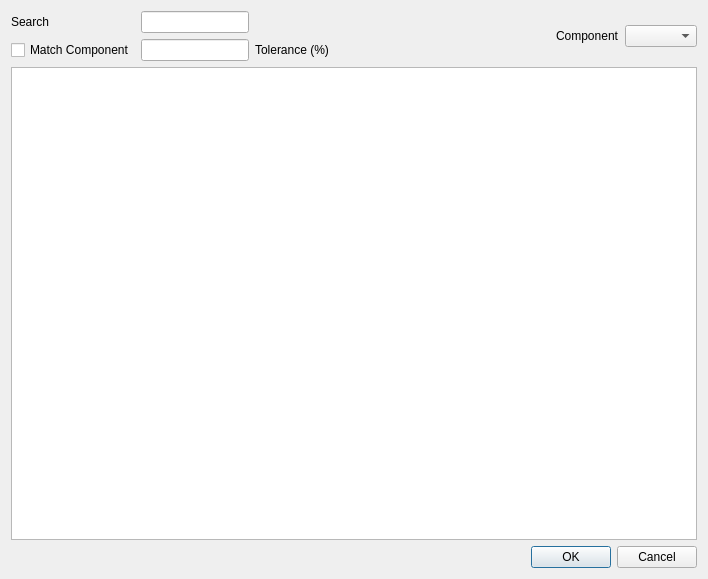
Old version of the form Ui/DialogLookup.ui in the repository davesrocketshop/Rocket.
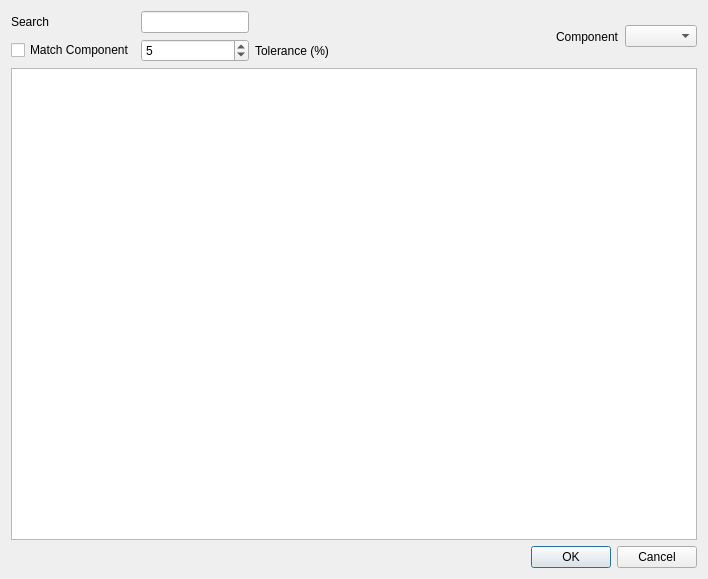
New version of the form. Custom widgets are drawn as their Qt base class.

```diff
--- a/Ui/DialogLookup.ui
+++ b/Ui/DialogLookup.ui
@@ -21,9 +21,6 @@
        <item row="0" column="1">
         <widget class="QLineEdit" name="searchInput"/>
        </item>
-       <item row="1" column="1">
-        <widget class="QLineEdit" name="matchInput"/>
-       </item>
        <item row="1" column="0">
         <widget class="QCheckBox" name="matchCheckbox">
          <property name="text">
@@ -45,6 +42,19 @@
          </property>
         </widget>
        </item>
+       <item row="1" column="1">
+        <widget class="Gui::PrefSpinBox" name="matchSpinbox">
+         <property name="value">
+          <number>5</number>
+         </property>
+         <property name="prefEntry" stdset="0">
+          <cstring>Tolerance</cstring>
+         </property>
+         <property name="prefPath" stdset="0">
+          <cstring>Mod/Material/Resources/Modules/Rocket/Dialog/DialogLookup</cstring>
+         </property>
+        </widget>
+       </item>
       </layout>
      </item>
      <item>
@@ -54,7 +64,7 @@
        </property>
        <property name="sizeHint" stdset="0">
         <size>
-         <width>40</width>
+         <width>0</width>
          <height>20</height>
         </size>
        </property>
@@ -87,6 +97,13 @@
    </item>
   </layout>
  </widget>
+ <customwidgets>
+  <customwidget>
+   <class>Gui::PrefSpinBox</class>
+   <extends>QSpinBox</extends>
+   <header>Gui/PrefWidgets.h</header>
+  </customwidget>
+ </customwidgets>
  <tabstops>
   <tabstop>searchInput</tabstop>
   <tabstop>matchCheckbox</tabstop>
```
Left out of the diff: 48 changed lines with no effect on the pictures.
